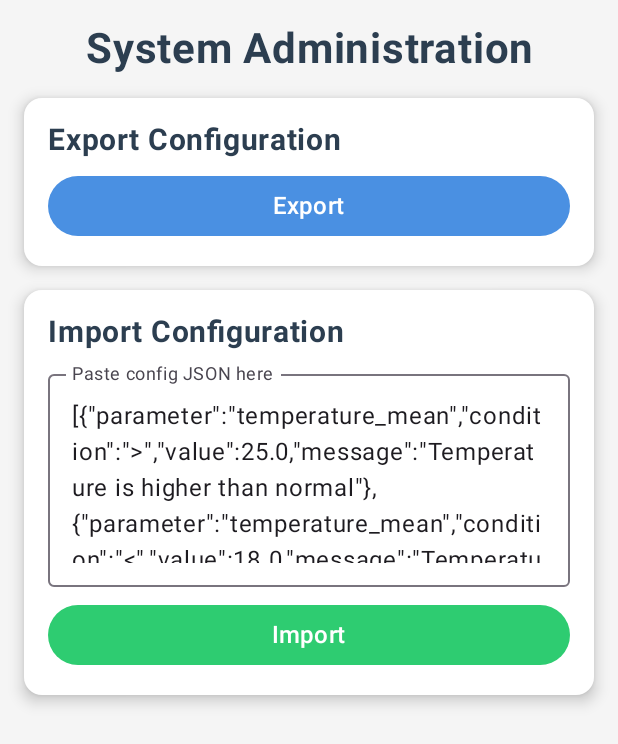
After one commit to NureShutOleksandr/apz-pzpi-22-3-shut-oleksandr, an Android app built with Jetpack Compose: the SystemAdminScreen screen opened through its navigation route, on a phone screen of 412 x 824 dp. The commit adds this screen. Shown: the top 744 px of the screen. Run offline under Robolectric (Android 15) with nearby library versions, the phone set to English and light mode, and no system bars.

Commit message:
Lab4: added system admin screen

```diff
--- a/Lab4/pzpi-22-3-shut-oleksandr-lab4/app/build.gradle.kts
+++ b/Lab4/pzpi-22-3-shut-oleksandr-lab4/app/build.gradle.kts
@@ -1,6 +1,7 @@
 plugins {
   alias(libs.plugins.android.application)
   alias(libs.plugins.kotlin.android)
+  alias(libs.plugins.kotlin.serialization)
 }
 
 android {
@@ -76,4 +77,6 @@ dependencies {
   implementation("com.google.code.gson:gson:2.11.0")
   // Charts
   implementation("com.github.PhilJay:MPAndroidChart:3.1.0")
+  // JSON
+  implementation ("org.jetbrains.kotlinx:kotlinx-serialization-json:1.6.0")
 }
--- a/Lab4/pzpi-22-3-shut-oleksandr-lab4/app/src/main/java/com/example/myapp/MainActivity.kt
+++ b/Lab4/pzpi-22-3-shut-oleksandr-lab4/app/src/main/java/com/example/myapp/MainActivity.kt
@@ -265,6 +265,7 @@ class MainActivity : ComponentActivity() {
                 onDeleteRoom = onDeleteRoom,
                 navController = navController,
                 isDatabaseAdmin = currentRole == "DATABASE_ADMIN",
+                isSystemAdmin = currentRole == "SYSTEM_ADMIN",
                 onRoomsUpdated = refreshRooms,
                 isAuth = authState
               )
@@ -372,6 +373,9 @@ class MainActivity : ComponentActivity() {
               onRoomsUpdated = refreshRooms
             )
           }
+          composable("systemAdmin") {
+            SystemAdminScreen(navController = navController)
+          }
         }
       }
     }
--- /dev/null
+++ b/Lab4/pzpi-22-3-shut-oleksandr-lab4/app/src/main/java/com/example/myapp/SystemAdminScreen.kt
@@ -0,0 +1,229 @@
+package com.example.myapp
+
+import android.util.Log
+import androidx.compose.foundation.background
+import androidx.compose.foundation.layout.*
+import androidx.compose.foundation.shape.RoundedCornerShape
+import androidx.compose.foundation.text.KeyboardOptions
+import androidx.compose.material3.*
+import androidx.compose.runtime.*
+import androidx.compose.ui.Alignment
+import androidx.compose.ui.Modifier
+import androidx.compose.ui.graphics.Color
+import androidx.compose.ui.res.stringResource
+import androidx.compose.ui.text.font.FontWeight
+import androidx.compose.ui.text.input.KeyboardType
+import androidx.compose.ui.text.style.TextAlign
+import androidx.compose.ui.unit.dp
+import androidx.compose.ui.unit.sp
+import androidx.navigation.NavController
+import com.example.myapp.api.RetrofitClient
+import com.example.myapp.data.ConfigRule
+import com.example.myapp.data.ImportConfigRes
+import kotlinx.coroutines.launch
+import kotlinx.serialization.encodeToString
+import kotlinx.serialization.json.Json
+import kotlinx.serialization.json.JsonArray
+import kotlinx.serialization.json.JsonElement
+import kotlinx.serialization.json.JsonObject
+import kotlinx.serialization.json.JsonPrimitive
+import kotlinx.serialization.json.buildJsonArray
+import kotlinx.serialization.json.buildJsonObject
+import kotlinx.serialization.json.decodeFromJsonElement
+
+@Composable
+fun SystemAdminScreen(navController: NavController) {
+  val coroutineScope = rememberCoroutineScope()
+  var lastExportedConfig by remember { mutableStateOf<List<ConfigRule>?>(null) }
+  var isExporting by remember { mutableStateOf(false) }
+  var isImporting by remember { mutableStateOf(false) }
+  var importConfigData by remember { mutableStateOf("") }
+
+  // Default config
+  val defaultConfig = listOf(
+    ConfigRule("temperature_mean", ">", 25.0, "Temperature is higher than normal"),
+    ConfigRule("temperature_mean", "<", 18.0, "Temperature is lower than normal"),
+    ConfigRule("moisture_mean", "<", 30.0, "Moisture level is critically low"),
+    ConfigRule("moisture_mean", ">", 60.0, "Moisture level is too high"),
+    ConfigRule("carbonDioxide_mean", ">", 1000.0, "CO2 concentration is dangerously high"),
+    ConfigRule("carbonDioxide_mean", "<", 400.0, "CO2 concentration is unusually low"),
+    ConfigRule("illumination_mean", "<", 200.0, "Room is poorly illuminated"),
+    ConfigRule("illumination_mean", ">", 800.0, "Room is over-illuminated")
+  )
+
+  LaunchedEffect(Unit) {
+    importConfigData = Json.encodeToString(defaultConfig)
+  }
+
+  fun exportConfig() = coroutineScope.launch {
+    isExporting = true
+    try {
+      val response = RetrofitClient.apiService.exportConfig()
+      if (response.isSuccessful) {
+        val data = response.body()
+        if (data != null) {
+          lastExportedConfig = data
+          Log.d("SystemAdmin", "Config exported: $data")
+        } else {
+          Log.e("SystemAdmin", "Export config failed: response body is null")
+        }
+      } else {
+        Log.e("SystemAdmin", "Export config failed: ${response.code()} - ${response.message()}")
+      }
+    } catch (e: Exception) {
+      Log.e("SystemAdmin", "Error exporting config: ${e.message}", e)
+    } finally {
+      isExporting = false
+    }
+  }
+
+  fun importConfig() = coroutineScope.launch {
+    if (importConfigData.isBlank()) {
+      Log.w("SystemAdmin", "Import config data is empty")
+      return@launch
+    }
+    isImporting = true
+    try {
+      val jsonArray = Json.parseToJsonElement(importConfigData) as? JsonArray
+        ?: throw IllegalArgumentException("Invalid JSON format: expected an array")
+
+      val config = jsonArray.map { element ->
+        val obj = element as? JsonObject
+          ?: throw IllegalArgumentException("Invalid JSON format: expected an object")
+        Json.decodeFromJsonElement<ConfigRule>(obj)
+      }
+
+      val response = RetrofitClient.apiService.importConfig(config)
+      if (response.isSuccessful) {
+        val data = response.body()
+        if (data != null) {
+          lastExportedConfig = config
+          Log.d("SystemAdmin", "Config imported successfully: ${data.message}")
+        } else {
+          Log.e("SystemAdmin", "Import config failed: response body is null")
+        }
+      } else {
+        Log.e("SystemAdmin", "Import config failed: ${response.code()} - ${response.message()}")
+      }
+    } catch (e: Exception) {
+      Log.e("SystemAdmin", "Error importing config: ${e.message}", e)
+    } finally {
+      isImporting = false
+    }
+  }
+
+  Column(
+    modifier = Modifier
+      .fillMaxSize()
+      .background(Color(0xFFf5f5f5))
+      .padding(16.dp),
+    verticalArrangement = Arrangement.spacedBy(16.dp),
+    horizontalAlignment = Alignment.CenterHorizontally
+  ) {
+    Text(
+      text = stringResource(R.string.systemAdminDashboard_title),
+      fontSize = 28.sp,
+      fontWeight = FontWeight.Bold,
+      color = Color(0xFF2c3e50),
+      textAlign = TextAlign.Center
+    )
+
+    Surface(
+      modifier = Modifier
+        .fillMaxWidth()
+        .wrapContentHeight(),
+      shape = RoundedCornerShape(12.dp),
+      shadowElevation = 6.dp,
+      color = Color.White
+    ) {
+      Column(modifier = Modifier.padding(16.dp)) {
+        Text(
+          text = stringResource(R.string.systemAdminDashboard_exportConfiguration),
+          fontSize = 20.sp,
+          fontWeight = FontWeight.Bold,
+          color = Color(0xFF2c3e50)
+        )
+        Spacer(modifier = Modifier.height(8.dp))
+        Button(
+          onClick = { exportConfig() },
+          enabled = !isExporting,
+          modifier = Modifier.fillMaxWidth(),
+          colors = ButtonDefaults.buttonColors(
+            containerColor = Color(0xFF4a90e2),
+            contentColor = Color.White
+          )
+        ) {
+          Text(
+            text = if (isExporting) stringResource(R.string.systemAdminDashboard_exporting) else stringResource(
+              R.string.systemAdminDashboard_exportButton
+            ),
+            fontSize = 16.sp
+          )
+        }
+        if (lastExportedConfig != null) {
+          Text(
+            text = stringResource(R.string.systemAdminDashboard_lastExportedConfig),
+            fontSize = 14.sp,
+            color = Color(0xFF7f8c8d),
+            modifier = Modifier.padding(top = 8.dp)
+          )
+          Text(
+            text = Json.encodeToString(lastExportedConfig),
+            fontSize = 12.sp,
+            color = Color(0xFF2c3e50),
+            modifier = Modifier
+              .background(Color(0xFFf9f9f9))
+              .padding(8.dp)
+              .fillMaxWidth()
+          )
+        }
+      }
+    }
+
+    Surface(
+      modifier = Modifier
+        .fillMaxWidth()
+        .wrapContentHeight(),
+      shape = RoundedCornerShape(12.dp),
+      shadowElevation = 6.dp,
+      color = Color.White
+    ) {
+      Column(modifier = Modifier.padding(16.dp)) {
+        Text(
+          text = stringResource(R.string.systemAdminDashboard_importConfiguration),
+          fontSize = 20.sp,
+          fontWeight = FontWeight.Bold,
+          color = Color(0xFF2c3e50)
+        )
+        Spacer(modifier = Modifier.height(8.dp))
+        OutlinedTextField(
+          value = importConfigData,
+          onValueChange = { importConfigData = it },
+          label = { Text(stringResource(R.string.systemAdminDashboard_pasteConfigJson)) },
+          modifier = Modifier
+            .fillMaxWidth()
+            .height(150.dp),
+          enabled = !isImporting,
+          keyboardOptions = KeyboardOptions(keyboardType = KeyboardType.Text)
+        )
+        Spacer(modifier = Modifier.height(8.dp))
+        Button(
+          onClick = { importConfig() },
+          enabled = !isImporting,
+          modifier = Modifier.fillMaxWidth(),
+          colors = ButtonDefaults.buttonColors(
+            containerColor = Color(0xFF2ecc71),
+            contentColor = Color.White
+          )
+        ) {
+          Text(
+            text = if (isImporting) stringResource(R.string.systemAdminDashboard_importing) else stringResource(
+              R.string.systemAdminDashboard_importButton
+            ),
+            fontSize = 16.sp
+          )
+        }
+      }
+    }
+  }
+}
--- a/Lab4/pzpi-22-3-shut-oleksandr-lab4/app/src/main/java/com/example/myapp/api/ApiService.kt
+++ b/Lab4/pzpi-22-3-shut-oleksandr-lab4/app/src/main/java/com/example/myapp/api/ApiService.kt
@@ -3,8 +3,10 @@ package com.example.myapp.api
 import UserResponse
 import com.example.myapp.data.BackupCreateRes
 import com.example.myapp.data.BackupRestoreRes
+import com.example.myapp.data.ConfigRule
 import com.example.myapp.data.CreateRoomDto
 import com.example.myapp.data.CreateUserDto
+import com.example.myapp.data.ImportConfigRes
 import com.example.myapp.data.LoginResponse
 import com.example.myapp.data.Room
 import com.example.myapp.data.RoomAnalysis
@@ -42,4 +44,10 @@ interface ApiService {
 
   @POST("backup/restore")
   suspend fun restoreBackup(@Body body: Map<String, String>): Response<BackupRestoreRes>
+
+  @GET("config/export")
+  suspend fun exportConfig(): Response<List<ConfigRule>>
+
+  @POST("config/import")
+  suspend fun importConfig(@Body config: List<ConfigRule>): Response<ImportConfigRes>
 }
--- /dev/null
+++ b/Lab4/pzpi-22-3-shut-oleksandr-lab4/app/src/main/java/com/example/myapp/data/ConfigData.kt
@@ -0,0 +1,16 @@
+package com.example.myapp.data
+
+import kotlinx.serialization.Serializable
+
+@Serializable
+data class ConfigRule(
+  val parameter: String,
+  val condition: String,
+  val value: Double,
+  val message: String
+)
+
+@Serializable
+data class ImportConfigRes(
+  val message: String
+)
--- a/Lab4/pzpi-22-3-shut-oleksandr-lab4/app/src/main/res/values/strings.xml
+++ b/Lab4/pzpi-22-3-shut-oleksandr-lab4/app/src/main/res/values/strings.xml
@@ -62,4 +62,14 @@
     <string name="dbAdminDashboard.enterBackupFolderName">Enter backup folder name</string>
     <string name="dbAdminDashboard.restoreButton">Restore</string>
     <string name="dbAdminDashboard.restoring">Restoring...</string>
+    <string name="systemAdmin">System Admin</string>
+    <string name="systemAdminDashboard.title">System Administration</string>
+    <string name="systemAdminDashboard.exportConfiguration">Export Configuration</string>
+    <string name="systemAdminDashboard.exportButton">Export</string>
+    <string name="systemAdminDashboard.exporting">Exporting...</string>
+    <string name="systemAdminDashboard.lastExportedConfig">Last Exported Config:</string>
+    <string name="systemAdminDashboard.importConfiguration">Import Configuration</string>
+    <string name="systemAdminDashboard.pasteConfigJson">Paste config JSON here</string>
+    <string name="systemAdminDashboard.importButton">Import</string>
+    <string name="systemAdminDashboard.importing">Importing...</string>
 </resources>
--- a/Lab4/pzpi-22-3-shut-oleksandr-lab4/build.gradle.kts
+++ b/Lab4/pzpi-22-3-shut-oleksandr-lab4/build.gradle.kts
@@ -2,4 +2,5 @@
 plugins {
     alias(libs.plugins.android.application) apply false
     alias(libs.plugins.kotlin.android) apply false
+    alias(libs.plugins.kotlin.serialization) apply false
 }
--- a/Lab4/pzpi-22-3-shut-oleksandr-lab4/gradle/libs.versions.toml
+++ b/Lab4/pzpi-22-3-shut-oleksandr-lab4/gradle/libs.versions.toml
@@ -30,3 +30,4 @@ androidx-appcompat = { group = "androidx.appcompat", name = "appcompat", version
 [plugins]
 android-application = { id = "com.android.application", version.ref = "agp" }
 kotlin-android = { id = "org.jetbrains.kotlin.android", version.ref = "kotlin" }
+kotlin-serialization = { id = "org.jetbrains.kotlin.plugin.serialization", version.ref = "kotlin" }
```
Also changed, not shown: Lab4/pzpi-22-3-shut-oleksandr-lab4/app/src/main/java/com/example/myapp/HomeScreen.kt (+33 -1 lines), 2 other files.
